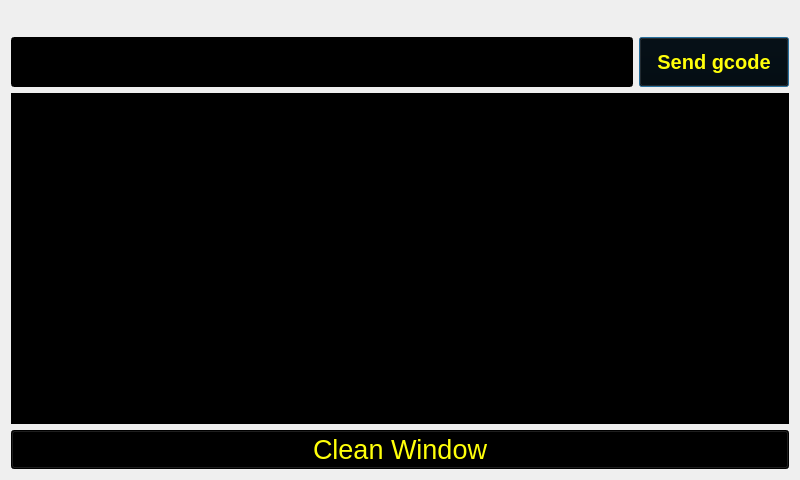
This is gcodedialog.ui in bigtreetech/OctoBTT as Qt 5 draws it before an edit. The edited form follows.
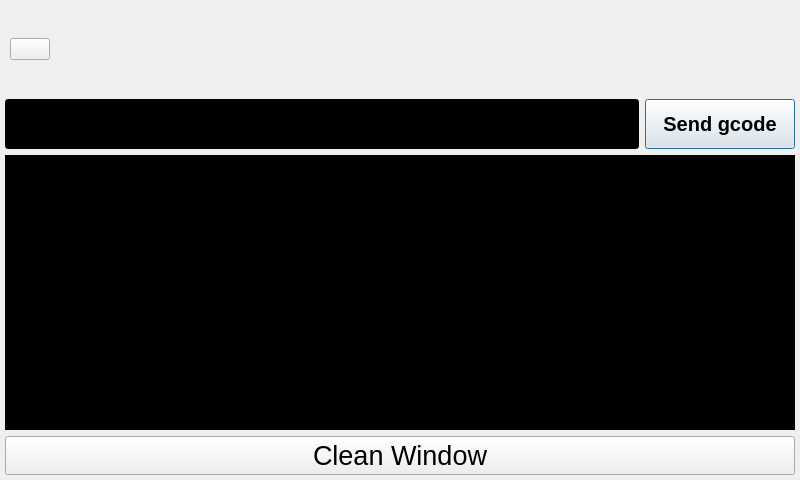
This is the edited form. Icons and pictures are not drawn. Custom widgets are drawn as their Qt base class.

```diff
--- a/gcodedialog.ui
+++ b/gcodedialog.ui
@@ -20,6 +20,18 @@
    <string>Dialog</string>
   </property>
   <layout class="QGridLayout" name="gridLayout">
+   <property name="leftMargin">
+    <number>5</number>
+   </property>
+   <property name="topMargin">
+    <number>5</number>
+   </property>
+   <property name="rightMargin">
+    <number>5</number>
+   </property>
+   <property name="bottomMargin">
+    <number>5</number>
+   </property>
    <item row="1" column="1">
     <widget class="QPushButton" name="Btn_Send">
      <property name="sizePolicy">
@@ -44,10 +56,6 @@
      <property name="autoFillBackground">
       <bool>false</bool>
      </property>
-     <property name="styleSheet">
-      <string notr="true">background-color: rgb(0, 0, 0);
-color: rgb(255, 255, 10);</string>
-     </property>
      <property name="text">
       <string>Send gcode</string>
      </property>
@@ -89,12 +97,22 @@
    </item>
    <item row="0" column="0" colspan="2">
     <layout class="QHBoxLayout" name="horizontalLayout_3">
+     <property name="leftMargin">
+      <number>5</number>
+     </property>
+     <property name="topMargin">
+      <number>5</number>
+     </property>
+     <property name="rightMargin">
+      <number>5</number>
+     </property>
+     <property name="bottomMargin">
+      <number>5</number>
+     </property>
      <item>
       <widget class="QPushButton" name="Btn_Back">
-       <property name="styleSheet">
-        <string notr="true">border:none;
-font: 75 30pt &quot;Gill Sans MT&quot;;
-</string>
+       <property name="whatsThis">
+        <string>BTStyleSheet2</string>
        </property>
        <property name="text">
         <string/>
@@ -160,28 +178,16 @@
       </spacer>
      </item>
      <item>
-      <widget class="QPushButton" name="Btn_Help">
-       <property name="layoutDirection">
-        <enum>Qt::RightToLeft</enum>
-       </property>
-       <property name="styleSheet">
-        <string notr="true">border:none;
-font: 75 30pt &quot;Gill Sans MT&quot;;
-</string>
-       </property>
-       <property name="text">
-        <string/>
-       </property>
-       <property name="icon">
-        <iconset resource="assets.qrc">
-         <normaloff>:/assets/help.svg</normaloff>:/assets/help.svg</iconset>
-       </property>
-       <property name="iconSize">
+      <widget class="QLabel" name="label">
+       <property name="minimumSize">
         <size>
-         <width>72</width>
-         <height>72</height>
+         <width>84</width>
+         <height>78</height>
         </size>
        </property>
+       <property name="text">
+        <string/>
+       </property>
       </widget>
      </item>
     </layout>
@@ -215,9 +221,8 @@
        <pointsize>20</pointsize>
       </font>
      </property>
-     <property name="styleSheet">
-      <string notr="true">background-color: rgb(0, 0, 0);
-color: rgb(255, 255, 10);</string>
+     <property name="whatsThis">
+      <string>BTStyleSheet7</string>
      </property>
      <property name="text">
       <string>Clean Window</string>
```
Left out of the diff: 9 changed lines with no effect on the pictures.
